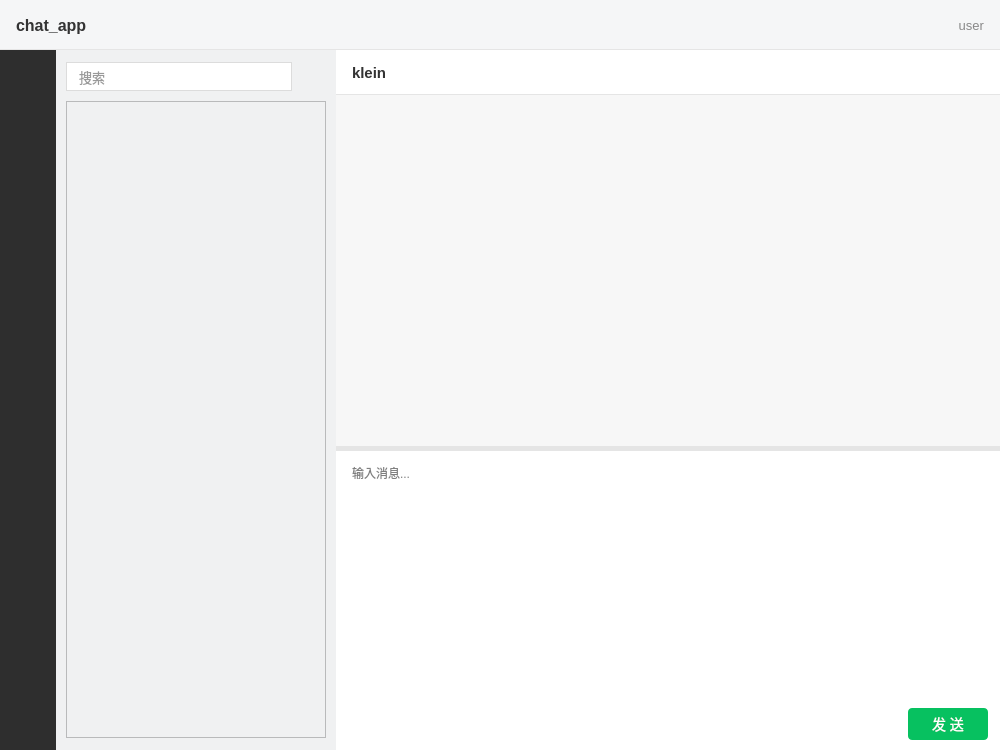
Before: the Qt Designer form chat_app desktop/chatdialog.ui in Tindalos-ik/chat_app, drawn with Qt 5.
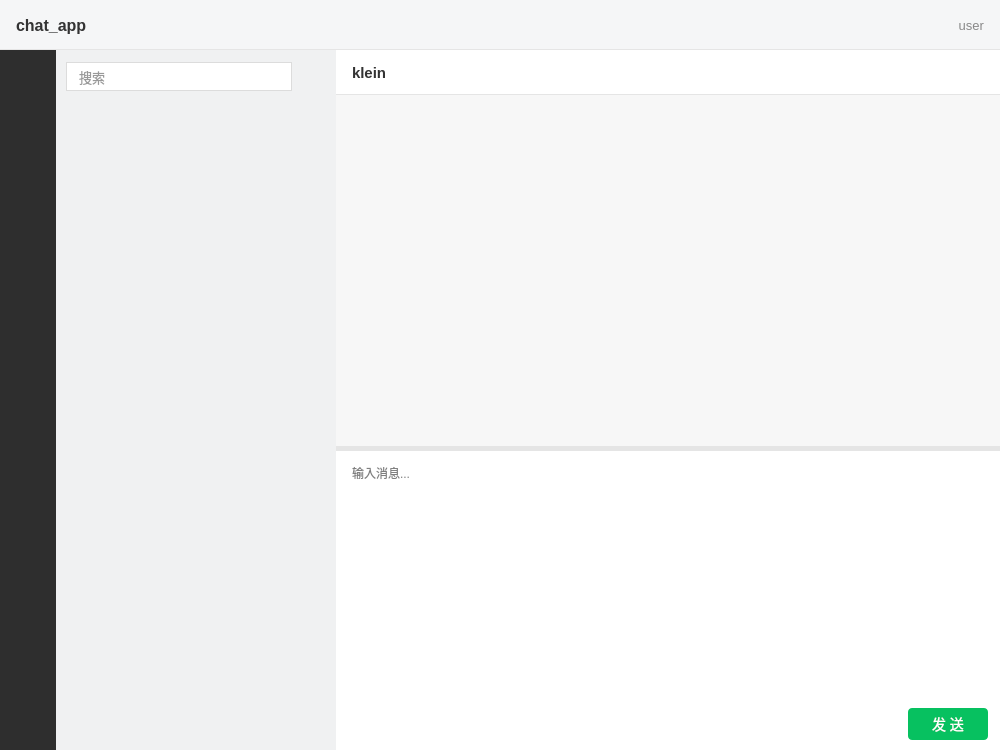
After: the same form once the commit is applied. Icons and pictures are not drawn. Custom widgets are drawn as their Qt base class.

```diff
--- a/chat_app desktop/chatdialog.ui
+++ b/chat_app desktop/chatdialog.ui
@@ -236,7 +236,7 @@
         </size>
        </property>
        <property name="styleSheet">
-        <string notr="true">background-color: #f0f1f2;</string>
+        <string notr="true">QWidget#chat_user_wid { background-color: #f0f1f2; }</string>
        </property>
        <layout class="QVBoxLayout" name="user_layout">
         <property name="spacing">
@@ -337,7 +337,7 @@
           </widget>
           <widget class="SearchList" name="search_list">
            <property name="styleSheet">
-            <string notr="true">background-color: transparent; border: none;
+            <string notr="true">QListWidget#search_list { background-color: transparent; border: none; }
 QScrollBar:vertical { background: transparent; width: 6px; margin: 0; }
 QScrollBar::handle:vertical { background: #c8c9cc; border-radius: 3px; min-height: 30px; }
 QScrollBar::handle:vertical:hover { background: #b0b3b8; }
```
Left out of the diff: 18 changed lines with no effect on the pictures.
